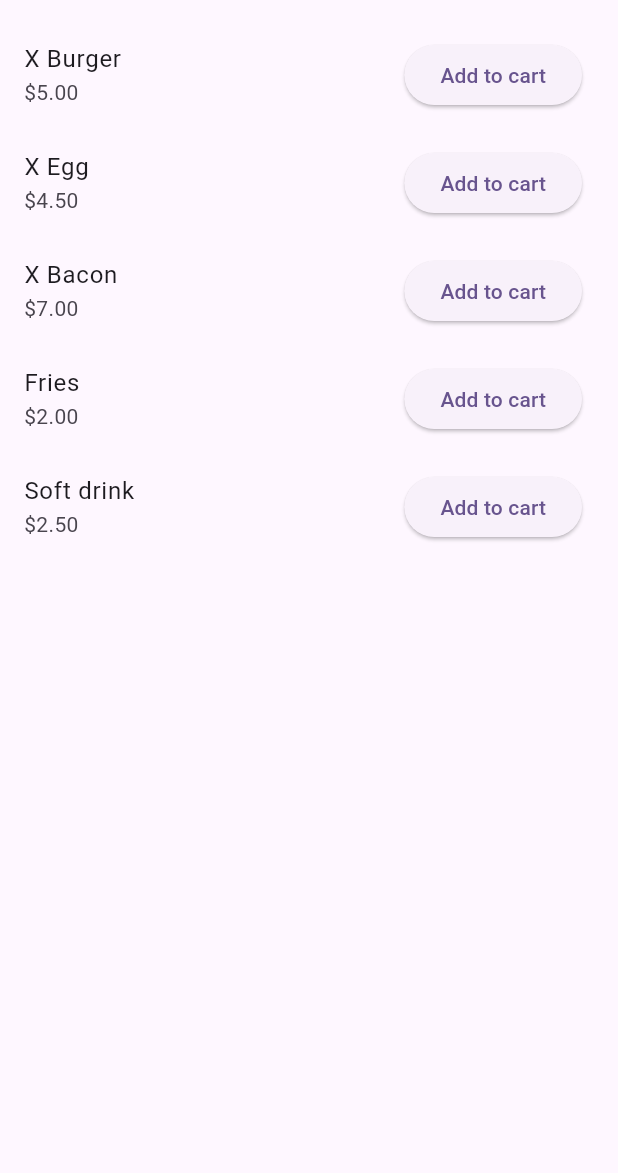
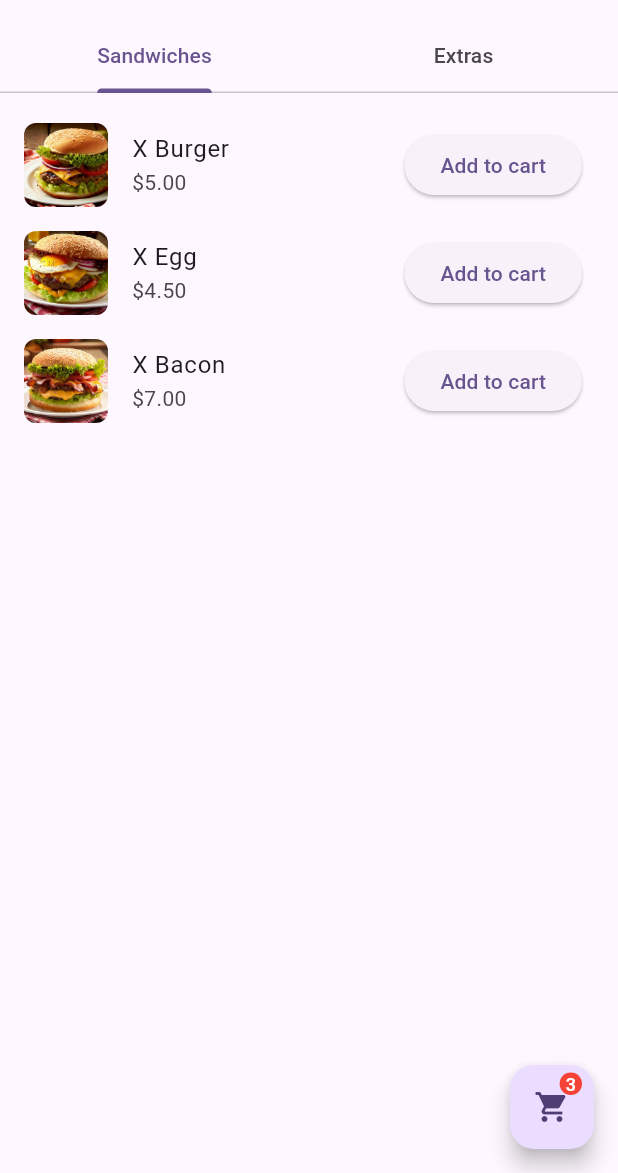
Before and after one commit to dasafodev/bom_hamburguer, a Flutter app: the screen it shows after launch, on a phone screen of 412 x 824 dp, the part 63-1236 px from its top. Run offline on Flutter 3.47's test engine with Material 2 defaults, Android fonts, the phone set to English and light mode, and no system bars.

Commit message:
feat(home): Refactor HomeView to use TabBar and display products in separate lists

```diff
--- a/lib/models/product_model.dart
+++ b/lib/models/product_model.dart
@@ -1,6 +1,11 @@
 class Product {
   final String name;
   final double price;
+  final String image;
 
-  Product({required this.name, required this.price});
+  Product({
+    required this.name,
+    required this.price,
+    required this.image,
+  });
 }
--- a/lib/modules/home/home_view.dart
+++ b/lib/modules/home/home_view.dart
@@ -1,27 +1,94 @@
 import 'package:bom_hamburguer/models/product_model.dart';
+import 'package:bom_hamburguer/utils/assets.dart';
 import 'package:flutter/material.dart';
 
 class HomeView extends StatelessWidget {
-  final List<Product> products = [
-    Product(name: 'X Burger', price: 5.0),
-    Product(name: 'X Egg', price: 4.5),
-    Product(name: 'X Bacon', price: 7.0),
-    Product(name: 'Fries', price: 2.0),
-    Product(name: 'Soft drink', price: 2.5),
+  final List<Product> sandwiches = [
+    Product(
+      name: 'X Burger',
+      price: 5.0,
+      image: Assets.burguer,
+    ),
+    Product(name: 'X Egg', price: 4.5, image: Assets.egg),
+    Product(name: 'X Bacon', price: 7.0, image: Assets.bacon),
+  ];
+
+  final List<Product> extras = [
+    Product(name: 'Fries', price: 2.0, image: Assets.fries),
+    Product(name: 'Soft drink', price: 2.5, image: Assets.drink),
   ];
 
   HomeView({super.key});
 
   @override
   Widget build(BuildContext context) {
-    return Scaffold(
+    return DefaultTabController(
+      length: 2,
+      child: Scaffold(
         appBar: AppBar(
           title: const Text('Bom Hamburguer App'),
+          bottom: const TabBar(
+            tabs: [
+              Tab(text: 'Sandwiches'),
+              Tab(text: 'Extras'),
+            ],
           ),
-      body: ListView.builder(
+        ),
+        floatingActionButton: FloatingActionButton(
+          child: SizedBox(
+            height: 60,
+            width: 60,
+            child: Stack(
+              children: [
+                const Align(
+                  child: Icon(
+                    Icons.shopping_cart,
+                  ),
+                ),
+                Positioned(
+                  right: 8,
+                  child: Container(
+                    padding: const EdgeInsets.all(4),
+                    decoration: const BoxDecoration(
+                      color: Colors.red,
+                      shape: BoxShape.circle,
+                    ),
+                    child: const Text(
+                      '3',
+                      style: TextStyle(
+                        color: Colors.white,
+                        fontSize: 12,
+                      ),
+                      textAlign: TextAlign.center,
+                    ),
+                  ),
+                ),
+              ],
+            ),
+          ),
+          onPressed: () {
+            // Go to cart logic here
+          },
+        ),
+        body: TabBarView(
+          children: [
+            buildProductList(sandwiches),
+            buildProductList(extras),
+          ],
+        ),
+      ),
+    );
+  }
+
+  Widget buildProductList(List<Product> products) {
+    return ListView.builder(
       itemCount: products.length,
+      padding: const EdgeInsets.only(top: 12),
       itemBuilder: (context, index) {
         return ListTile(
+          leading: ClipRRect(
+              borderRadius: BorderRadius.circular(8),
+              child: Image.asset(products[index].image)),
           title: Text(products[index].name),
           subtitle: Text('\$${products[index].price.toStringAsFixed(2)}'),
           trailing: ElevatedButton(
@@ -32,7 +99,6 @@ class HomeView extends StatelessWidget {
           ),
         );
       },
-      ),
     );
   }
 }
--- /dev/null
+++ b/lib/utils/assets.dart
@@ -0,0 +1,7 @@
+class Assets {
+  static const burguer = 'assets/burguer.jpeg';
+  static const bacon = 'assets/bacon.jpeg';
+  static const drink = 'assets/drink.jpeg';
+  static const egg = 'assets/egg.jpeg';
+  static const fries = 'assets/fries.jpeg';
+}
--- a/pubspec.yaml
+++ b/pubspec.yaml
@@ -19,3 +19,6 @@ dev_dependencies:
 
 flutter:
   uses-material-design: true
+
+  assets:
+    - assets/
```
Also changed, not shown: assets/bacon.jpeg (added), assets/burguer.jpeg (added), assets/drink.jpeg (added), assets/egg.jpeg (added), assets/fries.jpeg (added). Lines whose indentation alone changed are shown as unchanged.
